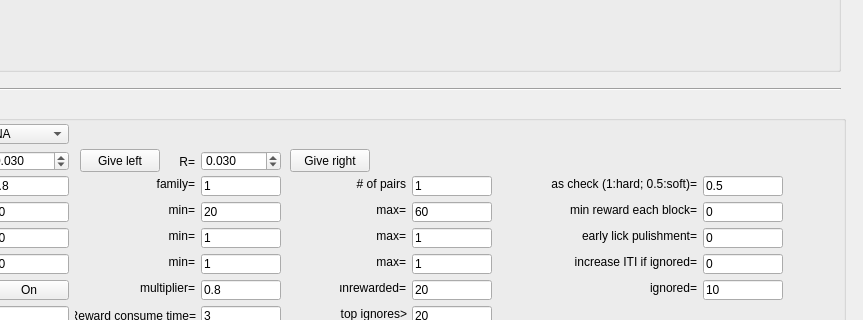
First picture: the form in src/foraging_gui/ForagingGUI.ui, repository AllenNeuralDynamics/dynamic-foraging-task, before the edit; both pictures show x 190 to 1053 and y 407 to 727 of the 1196 by 938 pixel window.
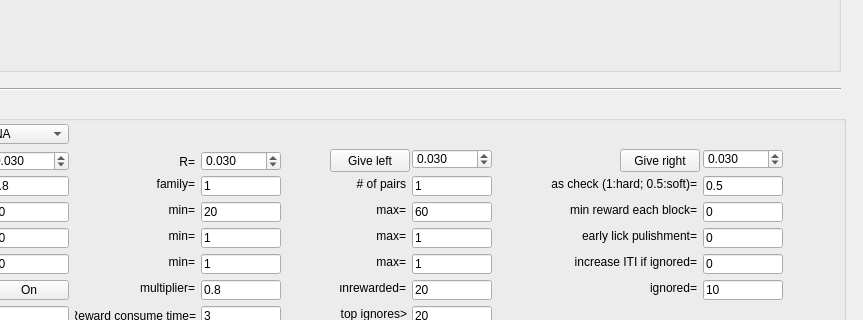
Second picture: the form after the edit. Icons and pictures are not drawn.

Commit message: Separate manual water valve and reward water valve

Patch:
```diff
--- a/src/foraging_gui/ForagingGUI.ui
+++ b/src/foraging_gui/ForagingGUI.ui
@@ -1188,7 +1188,7 @@
     <widget class="QPushButton" name="GiveLeft">
      <property name="geometry">
       <rect>
-       <x>260</x>
+       <x>510</x>
        <y>48</y>
        <width>80</width>
        <height>23</height>
@@ -1204,7 +1204,7 @@
     <widget class="QPushButton" name="GiveRight">
      <property name="geometry">
       <rect>
-       <x>470</x>
+       <x>800</x>
        <y>48</y>
        <width>80</width>
        <height>23</height>
@@ -1271,6 +1271,44 @@
       <double>0.030000000000000</double>
      </property>
     </widget>
+    <widget class="QDoubleSpinBox" name="GiveWaterL">
+     <property name="geometry">
+      <rect>
+       <x>592</x>
+       <y>48</y>
+       <width>80</width>
+       <height>20</height>
+      </rect>
+     </property>
+     <property name="decimals">
+      <number>3</number>
+     </property>
+     <property name="singleStep">
+      <double>0.005000000000000</double>
+     </property>
+     <property name="value">
+      <double>0.030000000000000</double>
+     </property>
+    </widget>
+    <widget class="QDoubleSpinBox" name="GiveWaterR">
+     <property name="geometry">
+      <rect>
+       <x>883</x>
+       <y>48</y>
+       <width>80</width>
+       <height>20</height>
+      </rect>
+     </property>
+     <property name="decimals">
+      <number>3</number>
+     </property>
+     <property name="singleStep">
+      <double>0.005000000000000</double>
+     </property>
+     <property name="value">
+      <double>0.030000000000000</double>
+     </property>
+    </widget>
     <widget class="QLabel" name="label_56">
      <property name="geometry">
       <rect>
```
The commit also changes 2 other files.
